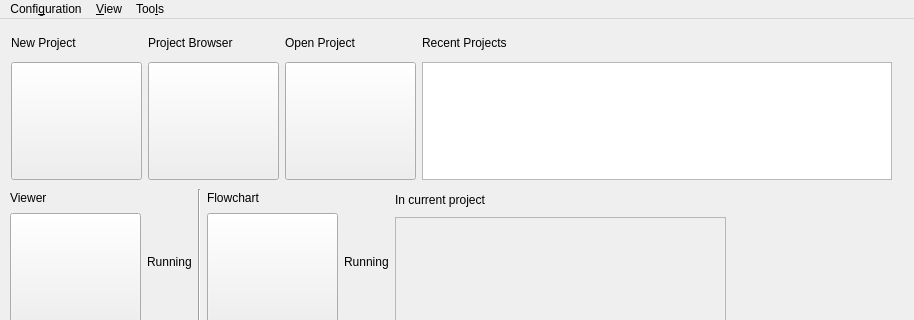
Qt form common/welcome_window_pytemplate.ui (kushalkolar/MESmerize) before a commit; both pictures show x 0 to 914 and y 0 to 320 of the 914 by 625 pixel window.
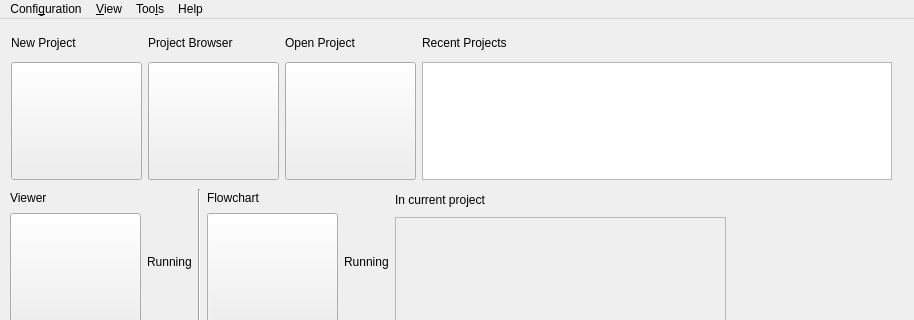
The same form after that commit.

Commit message: Updated docs. More elegant implementation of opening docs in the browser. Update __init__.py, project_config_pytemplate.py, and 32 more files...

What changed in the file:
```diff
--- a/common/welcome_window_pytemplate.ui
+++ b/common/welcome_window_pytemplate.ui
@@ -427,9 +427,19 @@
     </property>
     <addaction name="actionViewer_linker"/>
    </widget>
+   <widget class="QMenu" name="menuHelp">
+    <property name="title">
+     <string>Help</string>
+    </property>
+    <addaction name="actionDocs_homepage"/>
+    <addaction name="separator"/>
+    <addaction name="actionNew_Project_Docs"/>
+    <addaction name="actionSystem_Configuration_Docs"/>
+   </widget>
    <addaction name="menuConfiguration"/>
    <addaction name="menuView"/>
    <addaction name="menuTools"/>
+   <addaction name="menuHelp"/>
   </widget>
   <widget class="QStatusBar" name="statusbar"/>
   <widget class="QDockWidget" name="dockConsole">
```
Left out of the diff: 15 changed lines with no effect on the pictures. The commit also changes 33 other files.
